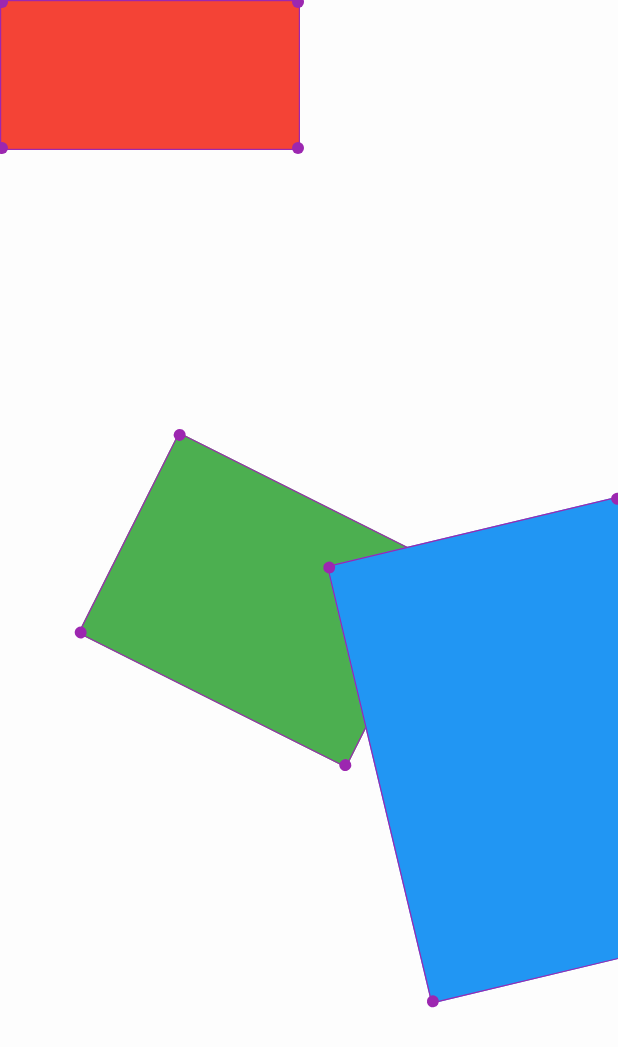
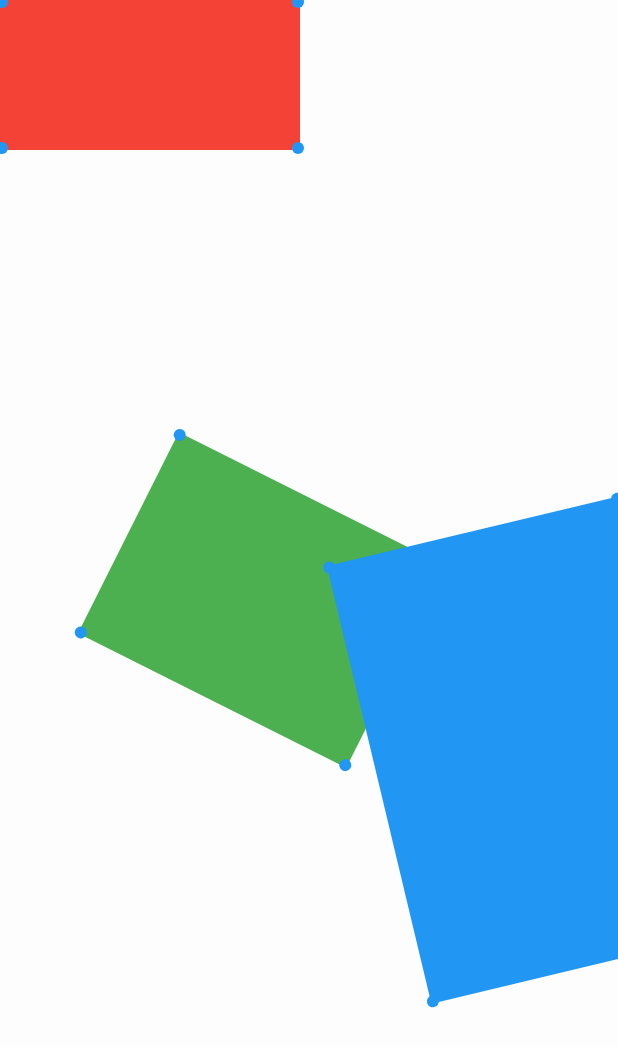
Before and after one commit to chutne9/infinite_canvas_viewer, a Flutter app: the screen it shows after launch, on a phone screen of 412 x 824 dp. Shown: the top 1047 px of the screen. Run offline on Flutter 3.47's test engine with Material 3 defaults, Android fonts, the phone set to English and light mode, and no system bars; our stand-ins replace equatable.

Commit message:
Update handle color

```diff
--- a/lib/rect_transform/rect_transform.dart
+++ b/lib/rect_transform/rect_transform.dart
@@ -17,6 +17,7 @@ class RectTransform extends StatefulWidget {
     this.strokeHandleSize = 4,
     this.cornerSizerSize = 8,
     this.rotatorSize = 16,
+    this.handleColor = Colors.blue,
     this.canMove = true,
     this.canRotate = true,
     this.canResize = true,
@@ -57,6 +58,7 @@ class RectTransform extends StatefulWidget {
   final double strokeHandleSize;
   final double cornerSizerSize;
   final double rotatorSize;
+  final Color handleColor;
   final bool canMove;
   final bool canRotate;
   final bool canResize;
@@ -224,6 +226,7 @@ class _RectTransformState extends State<RectTransform> {
                       strokeHandleSize: widget.strokeHandleSize,
                       strokeSize: widget.strokeSize,
                       padding: kPadding,
+                      color: widget.handleColor,
                       onMove: _move,
                       onMoveEnd: _handleMoveEnd,
                       onResizeStart: _controller.startResize,
--- a/lib/rect_transform/rect_transform_handles.dart
+++ b/lib/rect_transform/rect_transform_handles.dart
@@ -12,6 +12,7 @@ class RectTransformHandles extends StatelessWidget {
     required this.strokeHandleSize,
     required this.strokeSize,
     required this.padding,
+    required this.color,
     this.onMove,
     this.onMoveEnd,
     this.onResizeStart,
@@ -30,6 +31,7 @@ class RectTransformHandles extends StatelessWidget {
   final double strokeHandleSize;
   final double strokeSize;
   final double padding;
+  final Color color;
   final Function(Offset)? onMove;
   final VoidCallback? onMoveEnd;
   final Function(Sizer)? onResizeStart;
@@ -79,7 +81,7 @@ class RectTransformHandles extends StatelessWidget {
           child: Container(
             width: hasWidth ? strokeSize : null,
             height: hasHeight ? strokeSize : null,
-            color: Colors.purple,
+            color: Colors.transparent,
           ),
         ),
       ),
@@ -107,10 +109,7 @@ class RectTransformHandles extends StatelessWidget {
           alignment: Alignment.center,
           width: cornerSizerSize,
           height: cornerSizerSize,
-          decoration: BoxDecoration(
-            shape: BoxShape.circle,
-            color: Colors.purple,
-          ),
+          decoration: BoxDecoration(shape: BoxShape.circle, color: color),
         ),
       ),
     );
```
